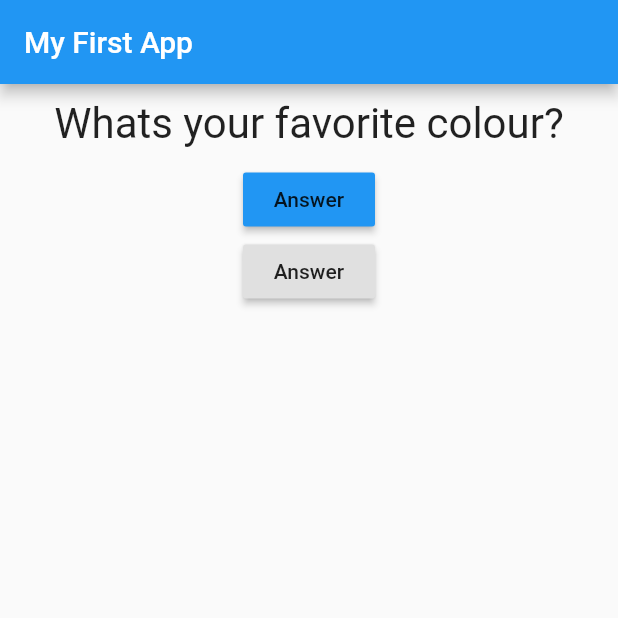
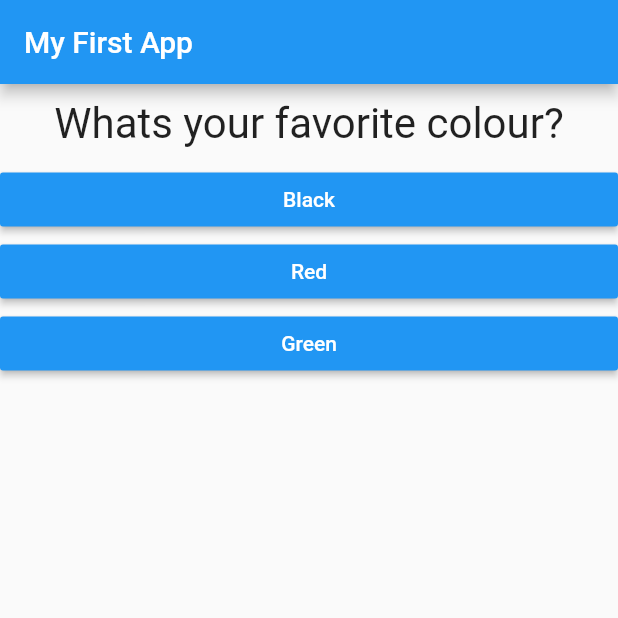
Before and after one commit to ImBeemoX/flutter-demo, a Flutter app: the screen it shows after launch, on a phone screen of 412 x 824 dp, the top half of it. Run offline on Flutter 3.47's test engine with Material 2 defaults, Android fonts, the phone set to English and light mode, and no system bars.

Commit message:
modify question list

```diff
--- /dev/null
+++ b/lib/answer.dart
@@ -0,0 +1,18 @@
+import 'dart:collection';
+
+import 'package:flutter/material.dart';
+
+class Answer extends StatelessWidget {
+   Function selectedHandle;
+   String answerText;
+
+   Answer(this.selectedHandle, this.answerText);
+
+  @override
+  Widget build(BuildContext context) {
+    return Container(
+      width: double.infinity,
+      child: RaisedButton(child: Text(this.answerText),textColor: Colors.white, onPressed: this.selectedHandle, color: Colors.blue,),
+    );
+  }
+}
--- a/lib/main.dart
+++ b/lib/main.dart
@@ -1,5 +1,6 @@
 import 'package:flutter/material.dart';
 import './question.dart';
+import './answer.dart';
 
 
 var _counter = 0;
@@ -18,22 +19,27 @@ class MyApp extends StatefulWidget {
 class _MyAppState extends State{
   @override
   Widget build(BuildContext context) {
-    var _questions = [
-      "Whats your favorite colour?",
-       "Whats your favorite animal?"
+    final _questions = [
+      {'questionText': "Whats your favorite colour?", 'answers': ["Black", "Red", "Green"]},
+      {'questionText': "Whats your favorite animal?", 'answers': ["Cat", "Dog", "Cow"]},
+      {'questionText': "Whats your favorite food?", 'answers': ["Pizza", "Burger", "Sandwich"]}
     ];
 
     return MaterialApp(home: Scaffold(
        appBar: AppBar(title: Text("My First App"),),
-       body: Column(children: <Widget>[Question(_questions[_counter]),RaisedButton(child: Text('Answer'), onPressed: _answerQuestions, color: Colors.blue,)
-       ,RaisedButton(child: Text('Answer'), onPressed: _answerQuestions,),])
+       body: Column(children: <Widget>
+       [Question(_questions[_counter]['questionText']),
+      ...(_questions[_counter]['answers'] as List<String>).map((answer) {
+        return Answer(_answerQuestions, answer);
+      }).toList()
+      ])
 
     ));
   }
 
   void _answerQuestions(){
     setState(() {
-      if(_counter<1){
+      if(_counter< 2){
         _counter++;
       }else{
         _counter--;
```
